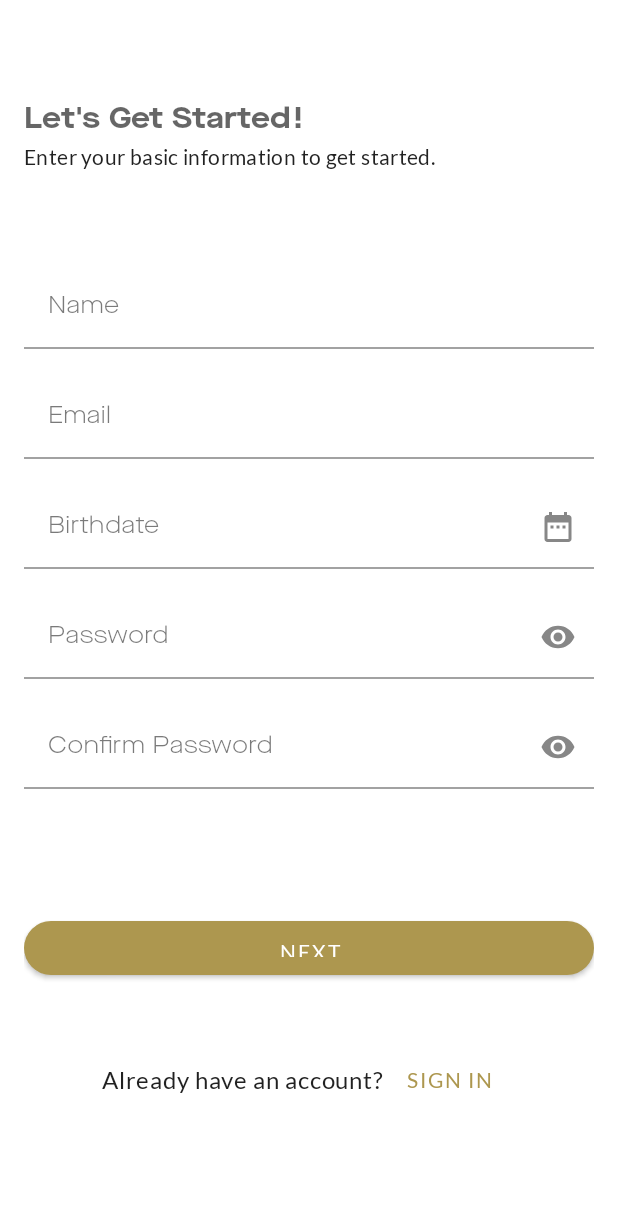
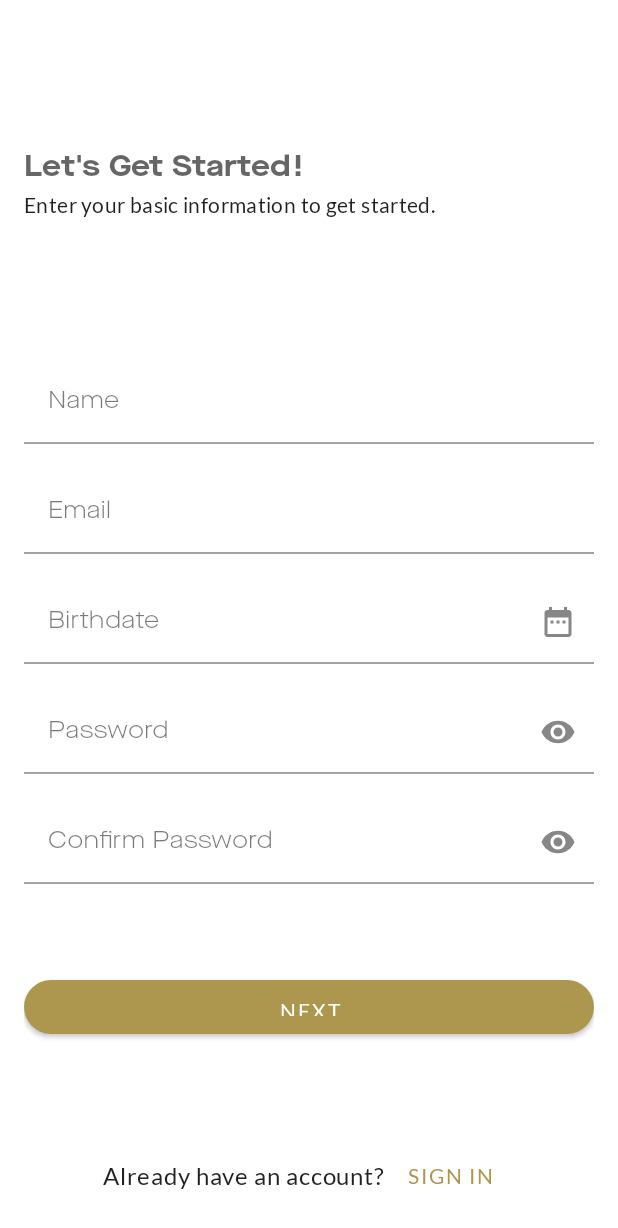
Before and after one commit to syntialai/TailorMade-mobile, an Android app: the SignUpFragment screen opened through its navigation route, on a phone screen of 412 x 824 dp. Shown: the top 1228 px of the screen. Run offline under Robolectric (Android 15) with nearby library versions, the phone set to English and light mode, and no system bars; our stand-ins replace Dagger/Hilt's generated code, Timber, data binding.

Commit message:
SETUP_AUTH: Remove stacked linear layout

```diff
--- a/features/tailormade_auth/src/main/res/layout/fragment_sign_up.xml
+++ b/features/tailormade_auth/src/main/res/layout/fragment_sign_up.xml
@@ -3,59 +3,42 @@
     xmlns:app="http://schemas.android.com/apk/res-auto"
     xmlns:tools="http://schemas.android.com/tools">
 
-    <ScrollView
-        android:layout_width="match_parent"
-        android:layout_height="match_parent">
-
     <androidx.constraintlayout.widget.ConstraintLayout
         android:layout_width="match_parent"
-            android:layout_height="wrap_content"
+        android:layout_height="match_parent"
         tools:context=".feature.signUp.view.SignUpFragment">
-
-            <LinearLayout
-                android:id="@+id/linear_layout_title"
-                android:layout_width="@dimen/dp_0"
-                android:layout_height="wrap_content"
-                android:layout_marginTop="@dimen/dp_48"
-                android:orientation="vertical"
-                app:layout_constraintEnd_toEndOf="parent"
-                app:layout_constraintStart_toStartOf="parent"
-                app:layout_constraintTop_toTopOf="parent"
-                app:layout_constraintBottom_toTopOf="@id/linear_layout_sign_up_form">
 
         <TextView
             android:id="@+id/text_view_title"
             style="@style/TextAppearance.TailorMade.Headline3.Bold"
-                    android:layout_width="match_parent"
+            android:layout_width="@dimen/dp_0"
             android:layout_height="wrap_content"
-                    android:text="@string/get_started_label" />
+            android:layout_marginTop="@dimen/dp_80"
+            android:text="@string/get_started_label"
+            app:layout_constraintEnd_toEndOf="parent"
+            app:layout_constraintStart_toStartOf="parent"
+            app:layout_constraintTop_toTopOf="parent" />
 
         <TextView
             android:id="@+id/text_view_description"
             style="@style/TextAppearance.TailorMade.Body2.BlackHigh"
-                    android:layout_width="match_parent"
+            android:layout_width="@dimen/dp_0"
             android:layout_height="wrap_content"
             android:layout_marginTop="@dimen/dp_4"
-                    android:text="@string/enter_info_label" />
-
-            </LinearLayout>
-
-            <LinearLayout
-                android:id="@+id/linear_layout_sign_up_form"
-                android:layout_width="@dimen/dp_0"
-                android:layout_height="wrap_content"
-                android:layout_marginTop="@dimen/dp_64"
-                android:orientation="vertical"
+            android:text="@string/enter_info_label"
             app:layout_constraintEnd_toEndOf="parent"
             app:layout_constraintStart_toStartOf="parent"
-                app:layout_constraintTop_toBottomOf="@id/linear_layout_title" >
+            app:layout_constraintTop_toBottomOf="@id/text_view_title" />
 
         <com.google.android.material.textfield.TextInputLayout
             android:id="@+id/text_input_name_sign_up"
-                    android:layout_width="match_parent"
+            android:layout_width="@dimen/dp_0"
             android:layout_height="wrap_content"
             android:hint="@string/name_label"
-                    app:errorEnabled="true">
+            app:errorEnabled="true"
+            app:layout_constraintBottom_toTopOf="@id/text_input_email_sign_up"
+            app:layout_constraintEnd_toEndOf="parent"
+            app:layout_constraintStart_toStartOf="parent">
 
             <com.google.android.material.textfield.TextInputEditText
                 android:id="@+id/edit_text_name_sign_up"
@@ -66,10 +49,13 @@
 
         <com.google.android.material.textfield.TextInputLayout
             android:id="@+id/text_input_email_sign_up"
-                    android:layout_width="match_parent"
+            android:layout_width="@dimen/dp_0"
             android:layout_height="wrap_content"
             android:hint="@string/email_label"
-                    app:errorEnabled="true">
+            app:errorEnabled="true"
+            app:layout_constraintBottom_toTopOf="@id/text_input_birth_date_sign_up"
+            app:layout_constraintEnd_toEndOf="parent"
+            app:layout_constraintStart_toStartOf="parent">
 
             <com.google.android.material.textfield.TextInputEditText
                 android:id="@+id/edit_text_email_sign_up"
@@ -80,12 +66,17 @@
 
         <com.google.android.material.textfield.TextInputLayout
             android:id="@+id/text_input_birth_date_sign_up"
-                    android:layout_width="match_parent"
+            android:layout_width="@dimen/dp_0"
             android:layout_height="wrap_content"
             android:hint="@string/birth_date_label"
+            app:endIconDrawable="@drawable/ic_date"
             app:endIconMode="custom"
-                    app:endIconDrawable="@drawable/ic_date"
-                    app:errorEnabled="true">
+            app:errorEnabled="true"
+            android:layout_marginTop="@dimen/dp_24"
+            app:layout_constraintBottom_toBottomOf="parent"
+            app:layout_constraintEnd_toEndOf="parent"
+            app:layout_constraintStart_toStartOf="parent"
+            app:layout_constraintTop_toTopOf="parent">
 
             <com.google.android.material.textfield.TextInputEditText
                 android:id="@+id/edit_text_birth_date_sign_up"
@@ -96,11 +87,14 @@
 
         <com.google.android.material.textfield.TextInputLayout
             android:id="@+id/text_input_password_sign_up"
-                    android:layout_width="match_parent"
+            android:layout_width="@dimen/dp_0"
             android:layout_height="wrap_content"
             android:hint="@string/password_label"
             app:endIconMode="password_toggle"
-                    app:errorEnabled="true">
+            app:errorEnabled="true"
+            app:layout_constraintEnd_toEndOf="parent"
+            app:layout_constraintStart_toStartOf="parent"
+            app:layout_constraintTop_toBottomOf="@id/text_input_birth_date_sign_up">
 
             <com.google.android.material.textfield.TextInputEditText
                 android:id="@+id/edit_text_password_sign_up"
@@ -111,11 +105,14 @@
 
         <com.google.android.material.textfield.TextInputLayout
             android:id="@+id/text_input_confirm_password_sign_up"
-                    android:layout_width="match_parent"
+            android:layout_width="@dimen/dp_0"
             android:layout_height="wrap_content"
             android:hint="@string/confirm_password_label"
             app:endIconMode="password_toggle"
-                    app:errorEnabled="true">
+            app:errorEnabled="true"
+            app:layout_constraintEnd_toEndOf="parent"
+            app:layout_constraintStart_toStartOf="parent"
+            app:layout_constraintTop_toBottomOf="@id/text_input_password_sign_up">
 
             <com.google.android.material.textfield.TextInputEditText
                 android:id="@+id/edit_text_confirm_password_sign_up"
@@ -127,38 +124,36 @@
         <Button
             android:id="@+id/button_submit_form"
             style="@style/Theme.TailorMade.Button.Rounded"
-                    android:layout_width="match_parent"
-                    android:layout_marginTop="@dimen/dp_64"
-                    android:text="@string/next_label" />
-
-            </LinearLayout>
-
-            <LinearLayout
-                android:id="@+id/linear_layout_go_to_sign_in"
             android:layout_width="@dimen/dp_0"
-                android:layout_height="wrap_content"
             android:layout_marginTop="@dimen/dp_40"
-                android:gravity="center|center_horizontal"
-                android:orientation="horizontal"
-                app:layout_constraintTop_toBottomOf="@id/linear_layout_sign_up_form"
+            android:text="@string/next_label"
             app:layout_constraintEnd_toEndOf="parent"
-                app:layout_constraintStart_toStartOf="parent">
+            app:layout_constraintStart_toStartOf="parent"
+            app:layout_constraintTop_toBottomOf="@id/text_input_confirm_password_sign_up" />
 
         <TextView
             android:id="@+id/text_go_to_sign_in_label"
             style="@style/TextAppearance.TailorMade.Body1.BlackHigh"
             android:layout_width="wrap_content"
             android:layout_height="wrap_content"
-                    android:text="@string/have_account_label" />
+            android:text="@string/have_account_label"
+            app:layout_constraintBottom_toBottomOf="parent"
+            app:layout_constraintEnd_toStartOf="@+id/button_go_to_sign_in"
+            app:layout_constraintHorizontal_bias="0.5"
+            app:layout_constraintHorizontal_chainStyle="packed"
+            app:layout_constraintStart_toStartOf="parent"
+            app:layout_constraintTop_toTopOf="@id/button_go_to_sign_in" />
 
         <Button
             android:id="@+id/button_go_to_sign_in"
             style="@style/Widget.MaterialComponents.Button.TextButton"
             android:layout_width="wrap_content"
             android:layout_height="wrap_content"
-                    android:text="@string/sign_in_label" />
+            android:text="@string/sign_in_label"
+            app:layout_constraintBottom_toBottomOf="parent"
+            app:layout_constraintEnd_toEndOf="parent"
+            app:layout_constraintHorizontal_bias="0.5"
+            app:layout_constraintStart_toEndOf="@+id/text_go_to_sign_in_label" />
 
-            </LinearLayout>
     </androidx.constraintlayout.widget.ConstraintLayout>
-    </ScrollView>
 </layout>
```
Also changed, not shown: features/tailormade_auth/src/main/res/layout/fragment_select_gender.xml (+11 -17 lines), features/tailormade_auth/src/main/res/layout/fragment_select_role.xml (+10 -18 lines), features/tailormade_auth/src/main/res/layout/fragment_sign_in.xml (+31 -39 lines). Lines whose indentation alone changed are shown as unchanged.
